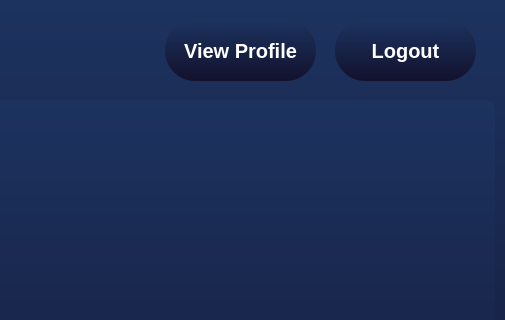
Old version of the form Qt/adminpage.ui in the repository KerollosRady/University-mangament-system; both pictures show x 775 to 1280 and y 0 to 320 of the 1280 by 720 pixel window.
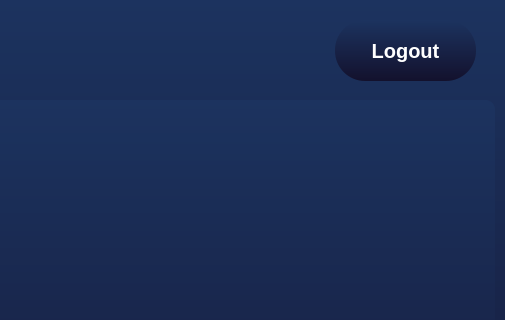
New version of the form.

```diff
--- a/Qt/adminpage.ui
+++ b/Qt/adminpage.ui
@@ -221,30 +221,6 @@
     <set>Qt::AlignCenter</set>
    </property>
   </widget>
-  <widget class="QPushButton" name="profile">
-   <property name="geometry">
-    <rect>
-     <x>940</x>
-     <y>20</y>
-     <width>151</width>
-     <height>61</height>
-    </rect>
-   </property>
-   <property name="cursor">
-    <cursorShape>PointingHandCursor</cursorShape>
-   </property>
-   <property name="styleSheet">
-    <string notr="true">    font-weight: 600;
-	font-size:20px;
-    border-radius: 30px;
-    color: #ffffff;
-background: qlineargradient(x1:0, y1:0, x2:0, y2:1, stop:0 #1c335f, stop:1 #13112d);
-</string>
-   </property>
-   <property name="text">
-    <string>View Profile</string>
-   </property>
-  </widget>
   <widget class="QPushButton" name="NewCourse">
    <property name="geometry">
     <rect>
```
Left out of the diff: 1 changed line with no effect on the pictures.
